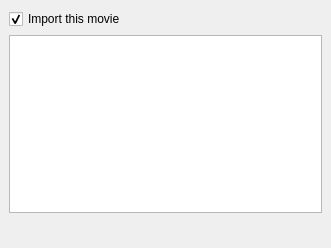
Before: the Qt Designer form src/mvdshared/ui/importsummarypage.ui in hippydream/movida, drawn with Qt 5.
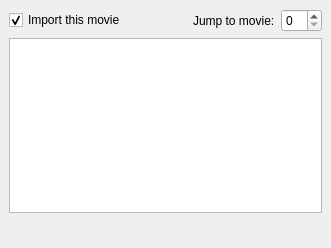
After: the same form once the commit is applied. The open tabs and pages were chosen to show the change. Custom widgets are drawn as their Qt base class.

Commit message: Added jump-to-movie to summary page

```diff
--- a/src/mvdshared/ui/importsummarypage.ui
+++ b/src/mvdshared/ui/importsummarypage.ui
@@ -82,7 +82,9 @@
      </widget>
      <widget class="QWidget" name="resultsPage" >
       <layout class="QGridLayout" >
-       <item row="0" column="0" colspan="2" >
+       <item row="0" column="0" colspan="3" >
+        <layout class="QHBoxLayout" >
+         <item>
         <widget class="QCheckBox" name="importMovie" >
          <property name="text" >
           <string>Import this movie</string>
@@ -91,6 +93,31 @@
           <bool>true</bool>
          </property>
         </widget>
+         </item>
+         <item>
+          <spacer>
+           <property name="orientation" >
+            <enum>Qt::Horizontal</enum>
+           </property>
+           <property name="sizeHint" >
+            <size>
+             <width>40</width>
+             <height>20</height>
+            </size>
+           </property>
+          </spacer>
+         </item>
+         <item>
+          <widget class="QLabel" name="jumpLabel" >
+           <property name="text" >
+            <string>Jump to movie:</string>
+           </property>
+          </widget>
+         </item>
+         <item>
+          <widget class="QSpinBox" name="jumpInput" />
+         </item>
+        </layout>
        </item>
        <item row="1" column="0" colspan="3" >
         <widget class="QTextBrowser" name="jobPreview" />
```
Lines whose indentation alone changed are shown as unchanged. The commit also changes 2 other files.
